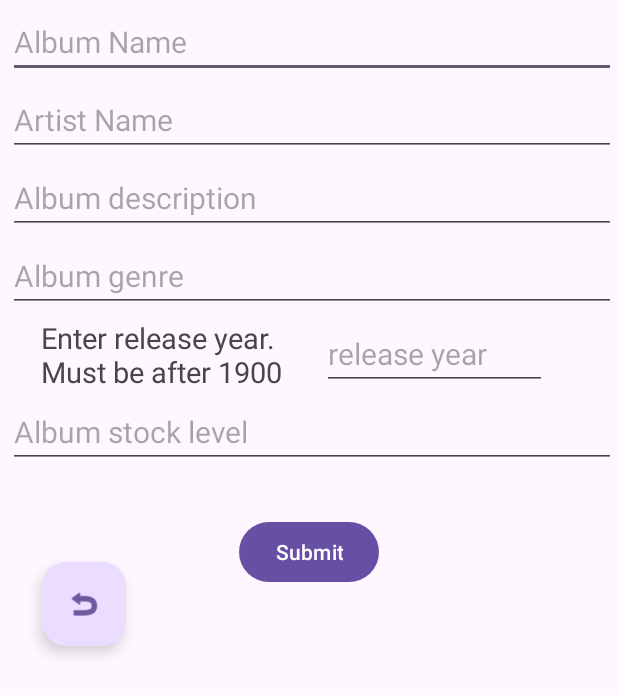
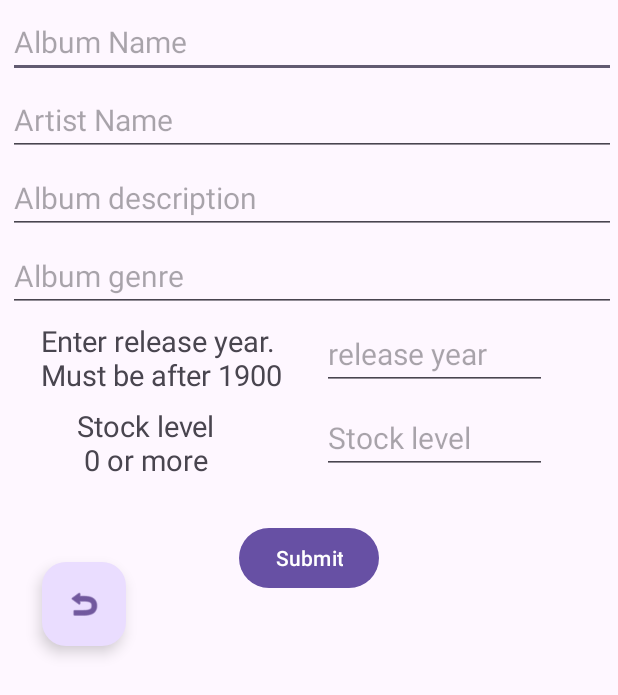
Before and after one commit to mmoazam/RecordShopApp, an Android app: the AddNewAlbumActivity screen opened directly, with no data from a screen before it, on a phone screen of 412 x 824 dp. Shown: the top 695 px of the screen. Run offline under Robolectric (Android 15) with nearby library versions, the phone set to English and light mode, and no system bars; our stand-ins replace data binding; 2 statements that could not run were skipped.

Commit message:
update stocklevel view and add text

```diff
--- a/app/src/main/res/layout/activity_add_new_album.xml
+++ b/app/src/main/res/layout/activity_add_new_album.xml
@@ -99,16 +99,17 @@
 
         <EditText
             android:id="@+id/album_stock_level"
-            android:layout_width="match_parent"
+            android:layout_width="150dp"
             android:layout_height="wrap_content"
             android:layout_marginStart="5dp"
-            android:layout_marginTop="4dp"
+            android:layout_marginTop="8dp"
             android:layout_marginEnd="1dp"
-            android:hint="Album stock level"
+            android:hint="Stock level"
             android:inputType="number"
             android:text="@={album.stockLevel}"
             android:textSize="20sp"
             app:layout_constraintEnd_toEndOf="parent"
+            app:layout_constraintHorizontal_bias="0.819"
             app:layout_constraintStart_toStartOf="parent"
             app:layout_constraintTop_toBottomOf="@+id/album_release_year" />
 
@@ -142,7 +143,7 @@
             app:srcCompat="@android:drawable/ic_menu_revert" />
 
         <TextView
-            android:id="@+id/textView"
+            android:id="@+id/textViewReleaseYear"
             android:layout_width="wrap_content"
             android:layout_height="wrap_content"
             android:textSize="19sp"
@@ -152,6 +153,20 @@
             app:layout_constraintStart_toStartOf="parent"
             app:layout_constraintTop_toBottomOf="@+id/album_genre" />
 
+        <TextView
+            android:id="@+id/textView2"
+            android:layout_width="wrap_content"
+            android:layout_height="wrap_content"
+            android:layout_marginTop="8dp"
+            android:text="Stock level \n 0 or more"
+            android:textSize="19sp"
+            app:layout_constraintBottom_toBottomOf="@+id/album_stock_level"
+            app:layout_constraintEnd_toStartOf="@+id/album_stock_level"
+            app:layout_constraintHorizontal_bias="0.437"
+            app:layout_constraintStart_toStartOf="parent"
+            app:layout_constraintTop_toBottomOf="@+id/textViewReleaseYear"
+            app:layout_constraintVertical_bias="0.0" />
+
 
     </androidx.constraintlayout.widget.ConstraintLayout>
 </layout>
```
